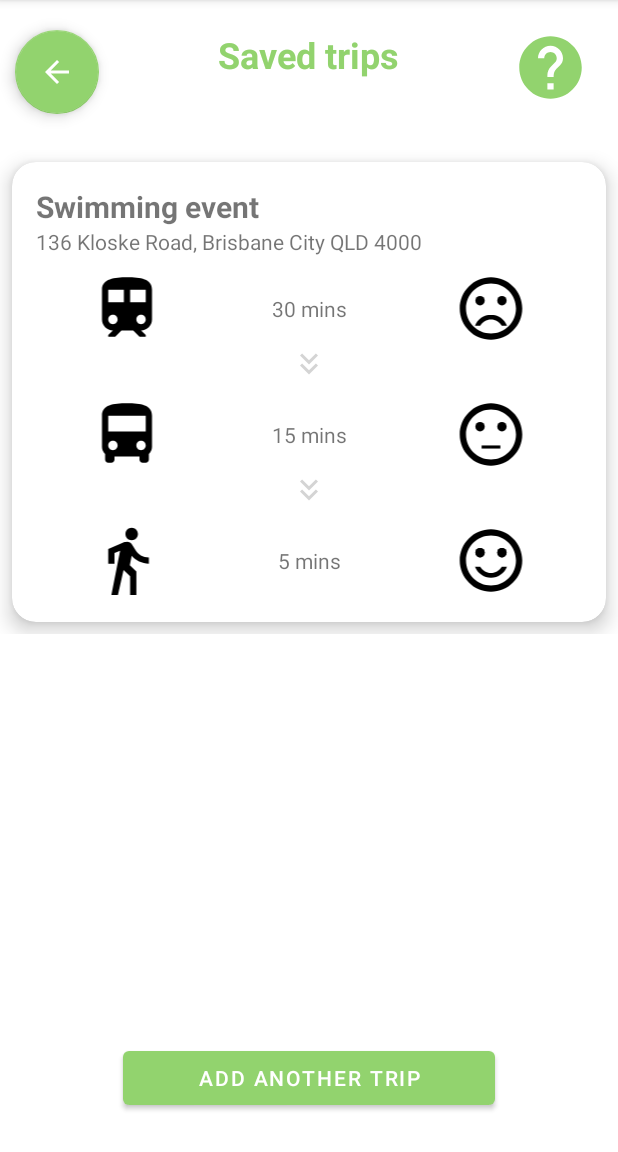
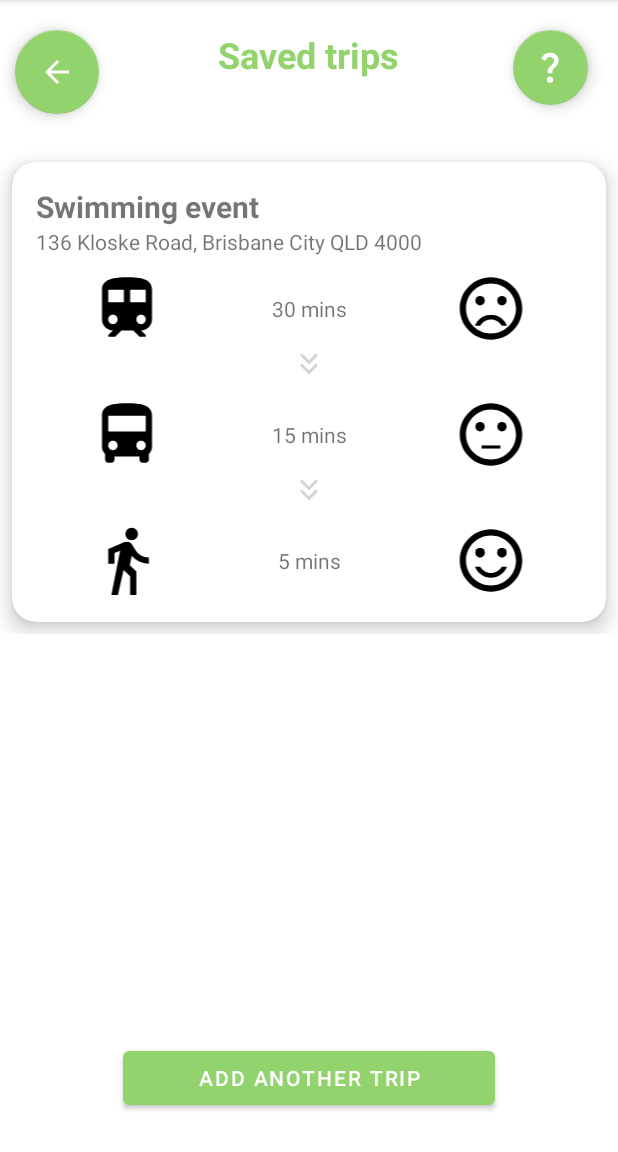
Before and after one commit to mochibocchi/OlympiNaV, an Android app: the SavedTripsActivity screen opened directly, with no data from a screen before it, on a phone screen of 412 x 824 dp, the part 84-1236 px from its top. Run offline under Robolectric (Android 15) with nearby library versions, the phone set to English and light mode, and no system bars.

Commit message:
Replace baseline_help_24 vector with baseline_question_mark_24.xml vector

```diff
--- a/app/src/main/java/com/example/olympinav/SavedTripsActivity.java
+++ b/app/src/main/java/com/example/olympinav/SavedTripsActivity.java
@@ -4,6 +4,8 @@ import android.os.Bundle;
 import android.widget.ImageButton;
 
 import androidx.annotation.Nullable;
+
+import com.google.android.material.floatingactionbutton.FloatingActionButton;
 
 public class SavedTripsActivity extends BaseActivity {
 
@@ -12,9 +14,12 @@ public class SavedTripsActivity extends BaseActivity {
         super.onCreate(savedInstanceState);
         setContentView(R.layout.activity_saved_trips);
         setupActivity();
-        ImageButton backButton = findViewById(R.id.backButton);
+        FloatingActionButton backFab = findViewById(R.id.backButton);
+        ImageButton helpButton = findViewById(R.id.helpButton);
 
         // Press back button to exit out of activity
-        backButton.setOnClickListener(view -> finish());
+        backFab.setOnClickListener(view -> finish());
+        helpButton.setOnClickListener(view -> finish());
+
     }
 }
--- a/app/src/main/res/drawable/baseline_help_24.xml
+++ /dev/null
@@ -1,5 +0,0 @@
-<vector android:autoMirrored="true" android:height="24dp"
-    android:tint="#92D36E" android:viewportHeight="24"
-    android:viewportWidth="24" android:width="24dp" xmlns:android="http://schemas.android.com/apk/res/android">
-    <path android:fillColor="@android:color/white" android:pathData="M12,2C6.48,2 2,6.48 2,12s4.48,10 10,10 10,-4.48 10,-10S17.52,2 12,2zM13,19h-2v-2h2v2zM15.07,11.25l-0.9,0.92C13.45,12.9 13,13.5 13,15h-2v-0.5c0,-1.1 0.45,-2.1 1.17,-2.83l1.24,-1.26c0.37,-0.36 0.59,-0.86 0.59,-1.41 0,-1.1 -0.9,-2 -2,-2s-2,0.9 -2,2L8,9c0,-2.21 1.79,-4 4,-4s4,1.79 4,4c0,0.88 -0.36,1.68 -0.93,2.25z"/>
-</vector>
--- /dev/null
+++ b/app/src/main/res/drawable/baseline_question_mark_24.xml
@@ -0,0 +1,5 @@
+<vector android:height="24dp" android:tint="#000000"
+    android:viewportHeight="24" android:viewportWidth="24"
+    android:width="24dp" xmlns:android="http://schemas.android.com/apk/res/android">
+    <path android:fillColor="@android:color/white" android:pathData="M11.07,12.85c0.77,-1.39 2.25,-2.21 3.11,-3.44c0.91,-1.29 0.4,-3.7 -2.18,-3.7c-1.69,0 -2.52,1.28 -2.87,2.34L6.54,6.96C7.25,4.83 9.18,3 11.99,3c2.35,0 3.96,1.07 4.78,2.41c0.7,1.15 1.11,3.3 0.03,4.9c-1.2,1.77 -2.35,2.31 -2.97,3.45c-0.25,0.46 -0.35,0.76 -0.35,2.24h-2.89C10.58,15.22 10.46,13.95 11.07,12.85zM14,20c0,1.1 -0.9,2 -2,2s-2,-0.9 -2,-2c0,-1.1 0.9,-2 2,-2S14,18.9 14,20z"/>
+</vector>
--- a/app/src/main/res/layout/activity_saved_trips.xml
+++ b/app/src/main/res/layout/activity_saved_trips.xml
@@ -34,19 +34,21 @@
                 android:layout_height="wrap_content"
                 android:layout_marginTop="@dimen/back_button_margin_top"
                 android:layout_marginStart="@dimen/back_button_margin_left"
-                android:clickable="true"
+                android:scaleType="center"
                 android:background="@android:color/transparent"
                 app:srcCompat="@drawable/baseline_arrow_back_24"/>
 
-            <ImageButton
-                android:layout_width="50dp"
-                android:layout_height="50dp"
+            <com.google.android.material.floatingactionbutton.FloatingActionButton
+                android:id="@+id/helpButton"
+                android:layout_width="wrap_content"
+                android:layout_height="wrap_content"
                 android:layout_gravity="end"
                 android:background="@android:color/transparent"
                 android:layout_marginTop="@dimen/main_heading_padding_top"
                 android:layout_marginEnd="@dimen/main_heading_padding_top"
-                android:src="@drawable/baseline_help_24"
-                android:scaleType="fitCenter" />
+                android:src="@drawable/baseline_question_mark_24"
+                app:fabCustomSize="50dp"
+                app:maxImageSize="25dp"/>
 
             <TextView
                 android:layout_width="wrap_content"
```
